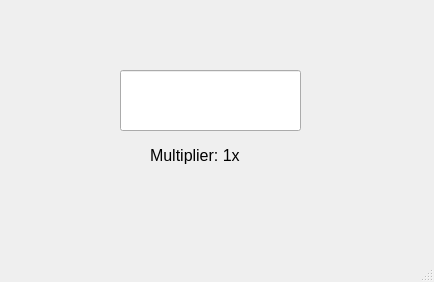
LucasZ99/ECE1140SystemsEngineeringProject, file SystemTime/timeUi.ui: the form before one commit.
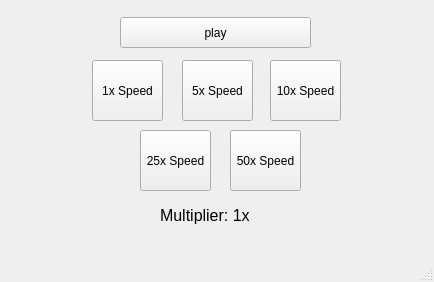
The form after the commit.

Commit message: updates to time module

Patch:
```diff
--- a/SystemTime/timeUi.ui
+++ b/SystemTime/timeUi.ui
@@ -14,21 +14,11 @@
    <string>MainWindow</string>
   </property>
   <widget class="QWidget" name="centralwidget">
-   <widget class="QLineEdit" name="multiplier_value">
-    <property name="geometry">
-     <rect>
-      <x>120</x>
-      <y>70</y>
-      <width>181</width>
-      <height>61</height>
-     </rect>
-    </property>
-   </widget>
    <widget class="QLabel" name="multiplier_label">
     <property name="geometry">
      <rect>
-      <x>150</x>
-      <y>140</y>
+      <x>160</x>
+      <y>200</y>
       <width>121</width>
       <height>31</height>
      </rect>
@@ -42,6 +32,84 @@
      <string>Multiplier: 1x</string>
     </property>
    </widget>
+   <widget class="QPushButton" name="one_times_button">
+    <property name="geometry">
+     <rect>
+      <x>92</x>
+      <y>60</y>
+      <width>71</width>
+      <height>61</height>
+     </rect>
+    </property>
+    <property name="text">
+     <string>1x Speed</string>
+    </property>
+   </widget>
+   <widget class="QPushButton" name="five_times_button">
+    <property name="geometry">
+     <rect>
+      <x>182</x>
+      <y>60</y>
+      <width>71</width>
+      <height>61</height>
+     </rect>
+    </property>
+    <property name="text">
+     <string>5x Speed</string>
+    </property>
+   </widget>
+   <widget class="QPushButton" name="ten_times_button">
+    <property name="geometry">
+     <rect>
+      <x>270</x>
+      <y>60</y>
+      <width>71</width>
+      <height>61</height>
+     </rect>
+    </property>
+    <property name="text">
+     <string>10x Speed</string>
+    </property>
+   </widget>
+   <widget class="QPushButton" name="twenty_five_times_button">
+    <property name="geometry">
+     <rect>
+      <x>140</x>
+      <y>130</y>
+      <width>71</width>
+      <height>61</height>
+     </rect>
+    </property>
+    <property name="text">
+     <string>25x Speed</string>
+    </property>
+   </widget>
+   <widget class="QPushButton" name="fifty_times_button">
+    <property name="geometry">
+     <rect>
+      <x>230</x>
+      <y>130</y>
+      <width>71</width>
+      <height>61</height>
+     </rect>
+    </property>
+    <property name="text">
+     <string>50x Speed</string>
+    </property>
+   </widget>
+   <widget class="QPushButton" name="pause_play_button">
+    <property name="geometry">
+     <rect>
+      <x>120</x>
+      <y>17</y>
+      <width>191</width>
+      <height>31</height>
+     </rect>
+    </property>
+    <property name="text">
+     <string>play</string>
+    </property>
+   </widget>
   </widget>
   <widget class="QMenuBar" name="menubar">
    <property name="geometry">
```
The commit also changes 6 other files.
